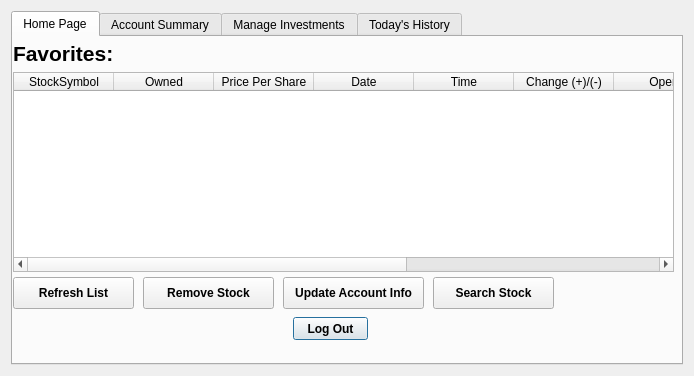
Before: the Qt Designer form loginpage.ui in ckhajavi/MI5, drawn with Qt 5.
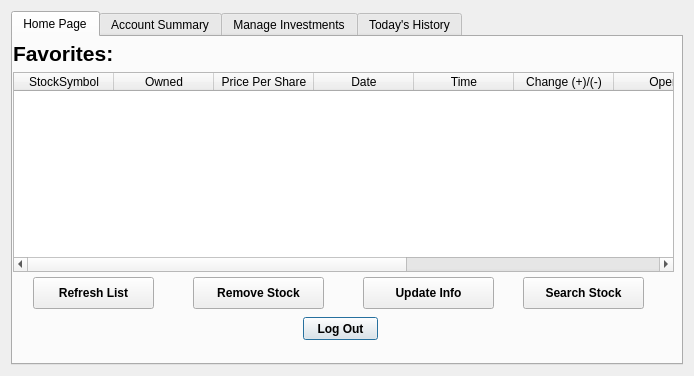
After: the same form once the commit is applied.

Diff of the .ui file:
```diff
--- a/loginpage.ui
+++ b/loginpage.ui
@@ -32,7 +32,7 @@
       <widget class="QPushButton" name="btnLogOut1">
        <property name="geometry">
         <rect>
-         <x>280</x>
+         <x>290</x>
          <y>280</y>
          <width>75</width>
          <height>23</height>
@@ -137,7 +137,7 @@
       <widget class="QPushButton" name="btnRefresh">
        <property name="geometry">
         <rect>
-         <x>0</x>
+         <x>20</x>
          <y>240</y>
          <width>121</width>
          <height>32</height>
@@ -156,7 +156,7 @@
       <widget class="QPushButton" name="btnRemoveStock">
        <property name="geometry">
         <rect>
-         <x>130</x>
+         <x>180</x>
          <y>240</y>
          <width>131</width>
          <height>32</height>
@@ -175,9 +175,9 @@
       <widget class="QPushButton" name="btnUpdateInfo">
        <property name="geometry">
         <rect>
-         <x>270</x>
+         <x>350</x>
          <y>240</y>
-         <width>141</width>
+         <width>131</width>
          <height>32</height>
         </rect>
        </property>
@@ -188,13 +188,13 @@
         </font>
        </property>
        <property name="text">
-        <string>Update Account Info</string>
+        <string>Update Info</string>
        </property>
       </widget>
       <widget class="QPushButton" name="btnSearch">
        <property name="geometry">
         <rect>
-         <x>420</x>
+         <x>510</x>
          <y>240</y>
          <width>121</width>
          <height>32</height>
```
